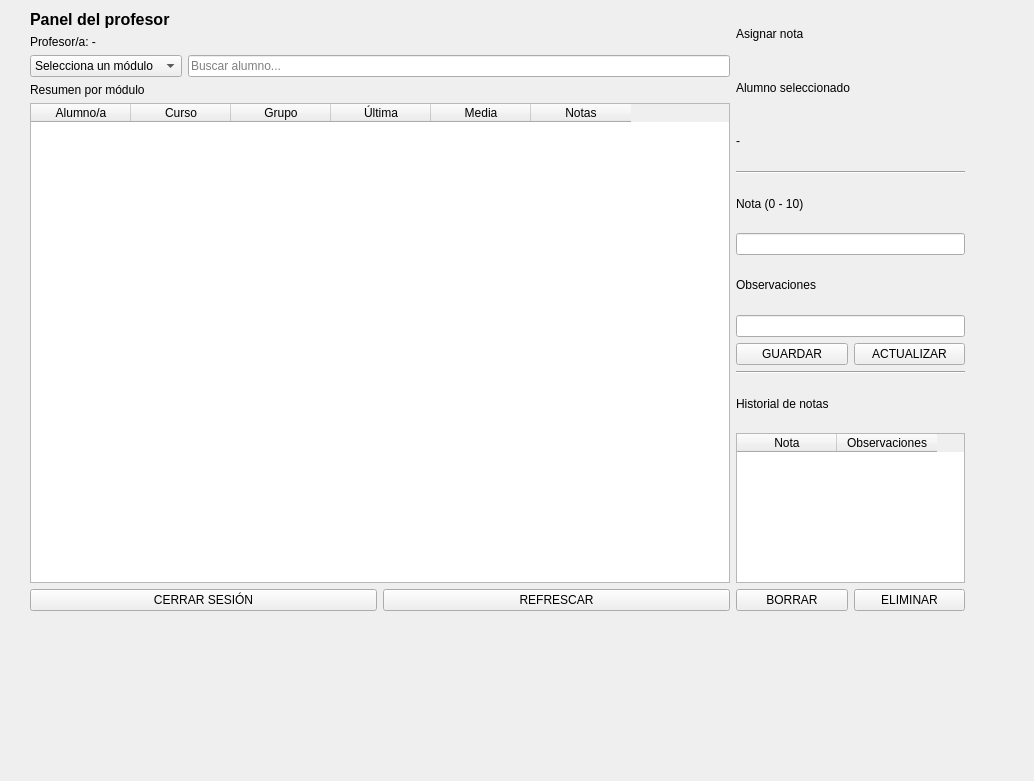
Above: ui/teacher-view.ui from ValkoinenKissa/PySide6-SQLAlchemy-StudentGrades before the change. Below: the same form after it.
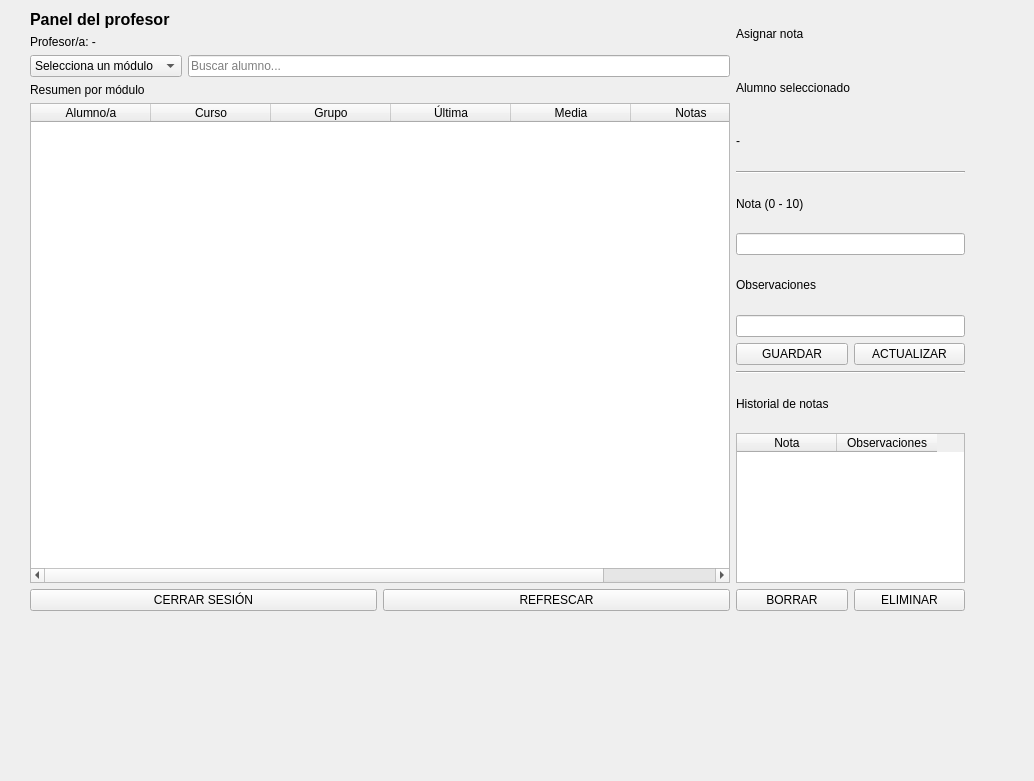
That is the form after the change.

Patch:
```diff
--- a/ui/teacher-view.ui
+++ b/ui/teacher-view.ui
@@ -96,6 +96,9 @@
         <property name="columnCount">
          <number>6</number>
         </property>
+        <attribute name="horizontalHeaderMinimumSectionSize">
+         <number>120</number>
+        </attribute>
         <column>
          <property name="text">
           <string>Alumno/a</string>
```
